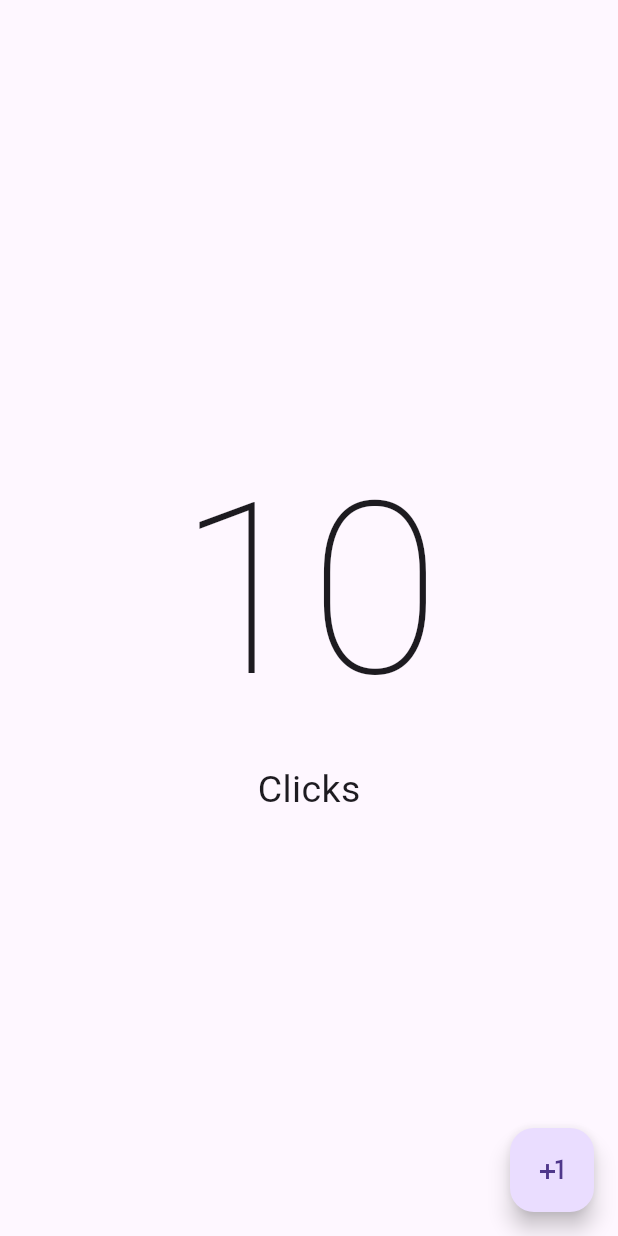
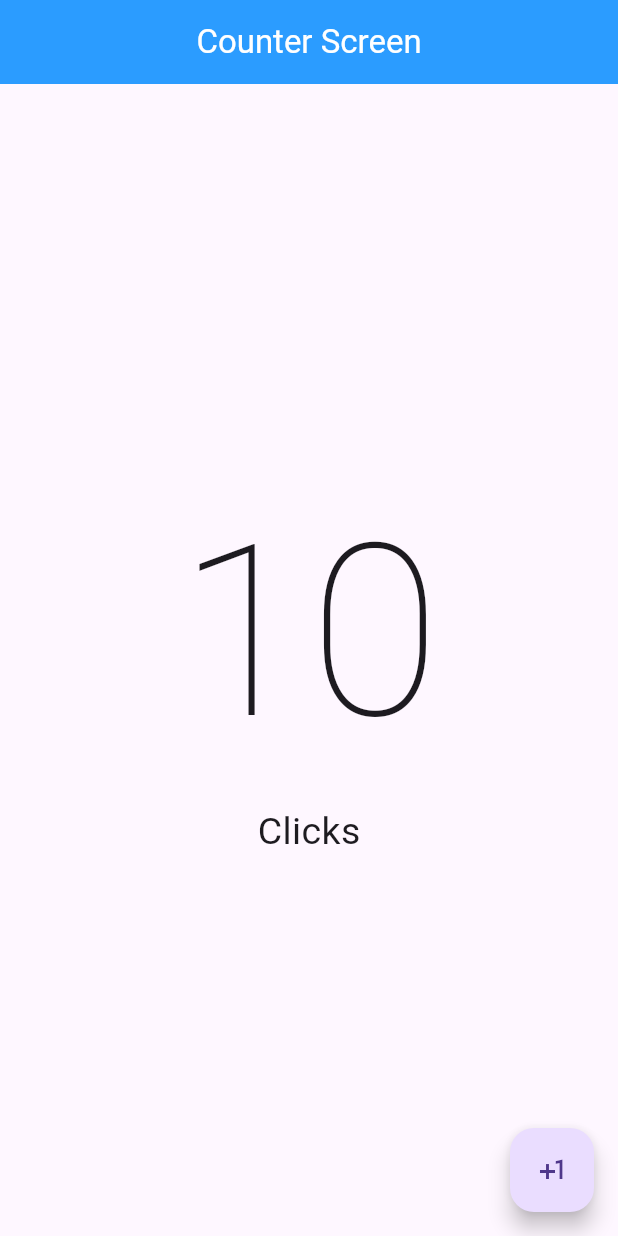
Before and after one commit to oakgarelik/Counter_Mobile_App, a Flutter app: the screen it shows after launch, on a phone screen of 412 x 824 dp. Run offline on Flutter 3.47's test engine with Material 3 defaults, Android fonts, the phone set to English and light mode, and no system bars.

```diff
--- a/lib/main.dart
+++ b/lib/main.dart
@@ -10,8 +10,11 @@ class MyApp extends StatelessWidget {
 
   @override
   Widget build(BuildContext context) {
-    return const MaterialApp(
+    return  MaterialApp(
       debugShowCheckedModeBanner: false,
+      theme: ThemeData(
+        useMaterial3: true,
+      ),
       home: CounterScreen()
     );
   }
--- a/lib/presentation/screens/counter/counter_screen.dart
+++ b/lib/presentation/screens/counter/counter_screen.dart
@@ -6,6 +6,9 @@ class CounterScreen extends StatelessWidget {
   @override
   Widget build(BuildContext context) {
     return Scaffold(
+      appBar: AppBar(
+        backgroundColor: Color.fromARGB(255, 43, 156, 255),
+        title: Center(child: const Text("Counter Screen",style: TextStyle(color: Colors.white),)),),
         body: const Center(
           child: Column(
             mainAxisAlignment: MainAxisAlignment.center,
```
